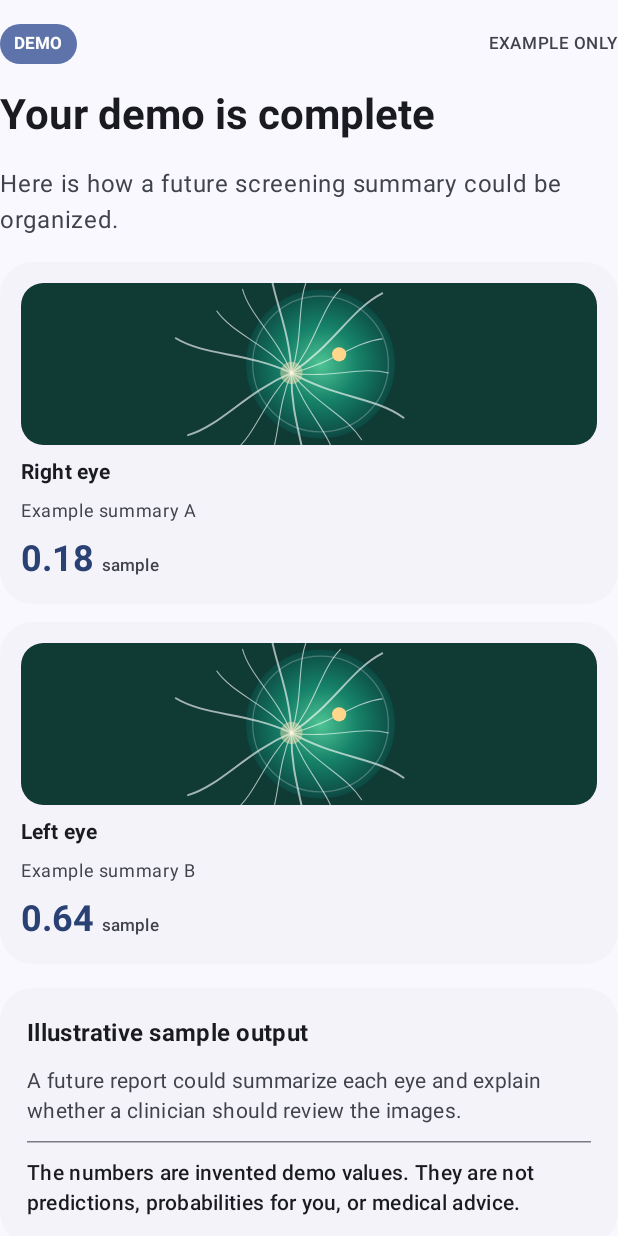
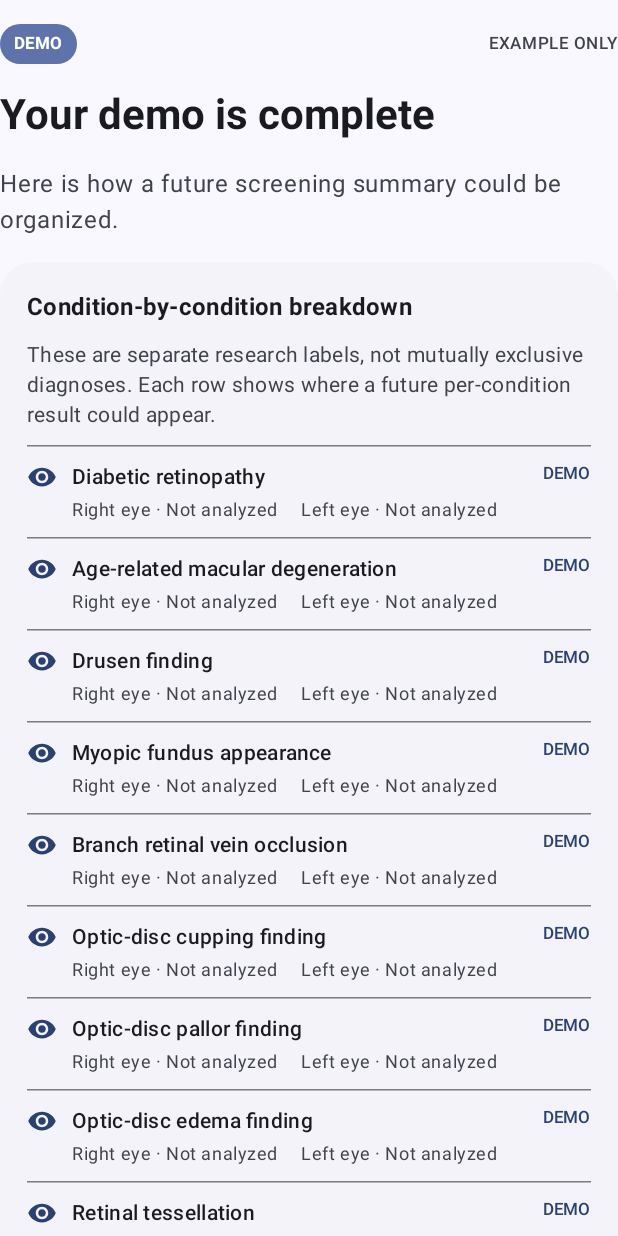
Before and after one commit to Burak8159/golden-retina, an Android app built with Jetpack Compose: the composable DemoResults shown on its own in the app's theme, on a phone screen of 412 x 824 dp. Run offline under Robolectric (Android 15) with nearby library versions, the phone set to English and light mode, and no system bars; libraries missing offline, so code that uses them is left out: ai.onnxruntime, java.io, java.net, java.security, org.json.

Commit message:
Show per-condition demo breakdown and scan phases

```diff
--- a/android/app/src/main/java/org/goldenhorn8159/goldenretina/MainActivity.kt
+++ b/android/app/src/main/java/org/goldenhorn8159/goldenretina/MainActivity.kt
@@ -609,7 +609,17 @@ private fun EyeScan(eye: String, progress: Float) {
                 drawLine(SoftMint.copy(alpha = .42f), Offset(size.width * .13f, y + 4.dp.toPx()), Offset(size.width * .87f, y + 4.dp.toPx()), strokeWidth = 5.dp.toPx(), cap = StrokeCap.Round)
             }
         }
-        Text(if (progress < .98f) "Capturing the ${eye.lowercase()} eye…" else "$eye eye captured", style = MaterialTheme.typography.titleMedium, fontWeight = FontWeight.SemiBold)
+        Text(
+            when {
+                progress >= 1f -> "$eye eye sample captured"
+                progress < .34f -> "Finding the ${eye.lowercase()} eye…"
+                progress < .68f -> "Adjusting position and focus…"
+                else -> "Capturing the ${eye.lowercase()} eye…"
+            },
+            style = MaterialTheme.typography.titleMedium,
+            fontWeight = FontWeight.SemiBold,
+            textAlign = TextAlign.Center,
+        )
         LinearProgressIndicator(progress = { progress }, modifier = Modifier.fillMaxWidth().height(5.dp).clip(CircleShape))
         Text("DEMO IMAGE · NOT A REAL EYE", style = MaterialTheme.typography.labelSmall, letterSpacing = 1.sp, color = MaterialTheme.colorScheme.onSurfaceVariant)
         Spacer(Modifier.weight(1f))
@@ -654,6 +664,25 @@ private fun DemoAnalysis() {
 
 @Composable
 private fun DemoResults(onReplay: () -> Unit, onDone: () -> Unit) {
+    val conditions = listOf(
+        "Diabetic retinopathy",
+        "Age-related macular degeneration",
+        "Drusen finding",
+        "Myopic fundus appearance",
+        "Branch retinal vein occlusion",
+        "Optic-disc cupping finding",
+        "Optic-disc pallor finding",
+        "Optic-disc edema finding",
+        "Retinal tessellation",
+        "Retinal laser-scar finding",
+        "Central serous retinopathy",
+        "Retinitis finding",
+        "Chorioretinitis finding",
+        "Central retinal vein occlusion",
+        "Epiretinal membrane appearance",
+        "Macular-scar finding",
+        "Retinal traction finding",
+    )
     BoxWithConstraints(Modifier.fillMaxSize()) {
         Column(Modifier.align(Alignment.TopCenter).widthIn(max = 680.dp).fillMaxWidth().fillMaxHeight().verticalScroll(rememberScrollState()).padding(vertical = 16.dp), verticalArrangement = Arrangement.spacedBy(16.dp)) {
             Row(verticalAlignment = Alignment.CenterVertically, horizontalArrangement = Arrangement.spacedBy(10.dp)) {
@@ -663,26 +692,24 @@ private fun DemoResults(onReplay: () -> Unit, onDone: () -> Unit) {
             }
             Text("Your demo is complete", style = MaterialTheme.typography.headlineMedium, fontWeight = FontWeight.Bold, modifier = Modifier.semantics { heading() })
             Text("Here is how a future screening summary could be organized.", style = MaterialTheme.typography.bodyLarge, color = MaterialTheme.colorScheme.onSurfaceVariant)
-            BoxWithConstraints(Modifier.fillMaxWidth()) {
-                val horizontal = maxWidth >= 460.dp
-                if (horizontal) {
-                    Row(horizontalArrangement = Arrangement.spacedBy(12.dp)) {
-                        SampleEyeCard("Right eye", "Example summary A", "0.18", Modifier.weight(1f))
-                        SampleEyeCard("Left eye", "Example summary B", "0.64", Modifier.weight(1f))
-                    }
-                } else {
-                    Column(verticalArrangement = Arrangement.spacedBy(12.dp)) {
-                        SampleEyeCard("Right eye", "Example summary A", "0.18", Modifier.fillMaxWidth())
-                        SampleEyeCard("Left eye", "Example summary B", "0.64", Modifier.fillMaxWidth())
-                    }
-                }
-            }
             Card(shape = RoundedCornerShape(22.dp), colors = CardDefaults.cardColors(containerColor = MaterialTheme.colorScheme.surfaceContainerLow)) {
                 Column(Modifier.padding(18.dp), verticalArrangement = Arrangement.spacedBy(10.dp)) {
-                    Text("Illustrative sample output", style = MaterialTheme.typography.titleMedium, fontWeight = FontWeight.Bold)
-                    Text("A future report could summarize each eye and explain whether a clinician should review the images.", style = MaterialTheme.typography.bodyMedium, color = MaterialTheme.colorScheme.onSurfaceVariant)
+                    Text("Condition-by-condition breakdown", style = MaterialTheme.typography.titleMedium, fontWeight = FontWeight.Bold)
+                    Text("These are separate research labels, not mutually exclusive diagnoses. Each row shows where a future per-condition result could appear.", style = MaterialTheme.typography.bodyMedium, color = MaterialTheme.colorScheme.onSurfaceVariant)
                     HorizontalDivider()
-                    Text("The numbers are invented demo values. They are not predictions, probabilities for you, or medical advice.", style = MaterialTheme.typography.bodyMedium, fontWeight = FontWeight.Medium)
+                    conditions.forEachIndexed { index, condition ->
+                        Row(verticalAlignment = Alignment.Top, horizontalArrangement = Arrangement.spacedBy(10.dp)) {
+                            Icon(Icons.Filled.Visibility, contentDescription = null, tint = MaterialTheme.colorScheme.primary, modifier = Modifier.size(20.dp))
+                            Column(Modifier.weight(1f), verticalArrangement = Arrangement.spacedBy(4.dp)) {
+                                Text(condition, style = MaterialTheme.typography.bodyMedium, fontWeight = FontWeight.SemiBold)
+                                Text("Right eye · Not analyzed     Left eye · Not analyzed", style = MaterialTheme.typography.bodySmall, color = MaterialTheme.colorScheme.onSurfaceVariant)
+                            }
+                            Text("DEMO", style = MaterialTheme.typography.labelSmall, color = MaterialTheme.colorScheme.primary)
+                        }
+                        if (index < conditions.lastIndex) HorizontalDivider()
+                    }
+                    HorizontalDivider()
+                    Text("No disease or eye image is analyzed in this demo. These rows are placeholders, not predictions, probabilities, or medical advice.", style = MaterialTheme.typography.bodyMedium, fontWeight = FontWeight.Medium)
                 }
             }
             AboutFact("No image from you was captured or analyzed", Icons.Filled.Security)
@@ -700,21 +727,6 @@ private fun OutlinedAction(label: String, icon: androidx.compose.ui.graphics.vec
         Icon(icon, contentDescription = null)
         Spacer(Modifier.width(7.dp))
         Text(label)
-    }
-}
-
-@Composable
-private fun SampleEyeCard(eye: String, summary: String, value: String, modifier: Modifier = Modifier) {
-    Card(modifier, shape = RoundedCornerShape(22.dp), colors = CardDefaults.cardColors(containerColor = MaterialTheme.colorScheme.surfaceContainerLow)) {
-        Column(Modifier.padding(14.dp), verticalArrangement = Arrangement.spacedBy(8.dp)) {
-            RetinaArtwork(Modifier.fillMaxWidth().height(108.dp).clip(RoundedCornerShape(15.dp)))
-            Text(eye, style = MaterialTheme.typography.titleSmall, fontWeight = FontWeight.Bold)
-            Text(summary, style = MaterialTheme.typography.bodySmall, color = MaterialTheme.colorScheme.onSurfaceVariant)
-            Row(verticalAlignment = Alignment.Bottom, horizontalArrangement = Arrangement.spacedBy(5.dp)) {
-                Text(value, style = MaterialTheme.typography.headlineSmall, fontWeight = FontWeight.Bold, color = MaterialTheme.colorScheme.primary)
-                Text("sample", style = MaterialTheme.typography.labelSmall, color = MaterialTheme.colorScheme.onSurfaceVariant, modifier = Modifier.padding(bottom = 3.dp))
-            }
-        }
     }
 }
 
```
Also changed, not shown: 1 other file.
